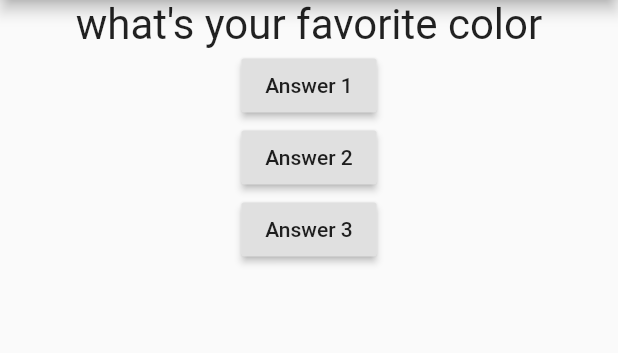
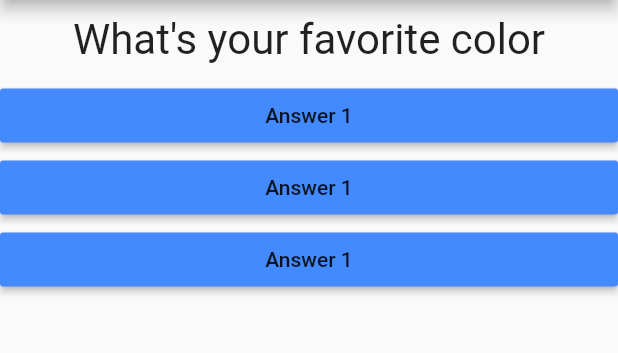
Before and after one commit to samilz123/test-moza, a Flutter app: the screen it shows after launch, on a phone screen of 412 x 824 dp, the part 84-437 px from its top. Run offline on Flutter 3.47's test engine with Material 2 defaults, Android fonts, the phone set to English and light mode, and no system bars.

Commit message:
answer added with error

```diff
--- /dev/null
+++ b/lib/answer.dart
@@ -0,0 +1,19 @@
+import 'package:flutter/material.dart';
+
+class Answer extends StatelessWidget {
+  final  Function selectHandler;
+
+  Answer(this.selectHandler);
+
+  @override
+  Widget build(BuildContext context) {
+    return Container(
+      width: double.infinity,
+      child: RaisedButton(
+        color: Colors.blueAccent,
+        child: Text('Answer 1'),
+        onPressed: selectHandler,
+      ),
+    );
+  }
+}
--- a/lib/main.dart
+++ b/lib/main.dart
@@ -1,5 +1,6 @@
 import 'package:flutter/material.dart';
 import './question.dart';
+import './answer.dart';
 
 /*void main() {
   runApp(MyApp());
@@ -29,8 +30,8 @@ class _MyAppState extends State<MyApp> {
   @override
   Widget build(BuildContext context) {
     var questions = [
-      "what's your favorite color",
-      'what\'s your favorite animals',
+      "What's your favorite color",
+      'What\'s your favorite animals',
     ];
     return MaterialApp(
       home: Scaffold(
@@ -40,20 +41,9 @@ class _MyAppState extends State<MyApp> {
         body: Column(
           children: [
             Question(questions[_questionIndex]),
-            RaisedButton(
-              child: Text('Answer 1'),
-              onPressed: _answerQuestion,
-            ),
-            RaisedButton(
-              child: Text('Answer 2'),
-              onPressed: () => print('Answer 2 chosen!'),
-            ),
-            RaisedButton(
-              child: Text('Answer 3'),
-              onPressed: () {
-                print("Answer 3 chosen!");
-              },
-            ),
+            Answer(_answerQuestion),
+            Answer(_answerQuestion),
+            Answer(_answerQuestion),
           ],
         ),
       ),
--- a/lib/question.dart
+++ b/lib/question.dart
@@ -9,6 +9,7 @@ class Question extends StatelessWidget {
   Widget build(BuildContext context) {
     return Container(
       width: double.infinity ,
+      margin: EdgeInsets.all(10),
       child:Text(
       questionText,
       style: TextStyle(fontSize: 28),
```
